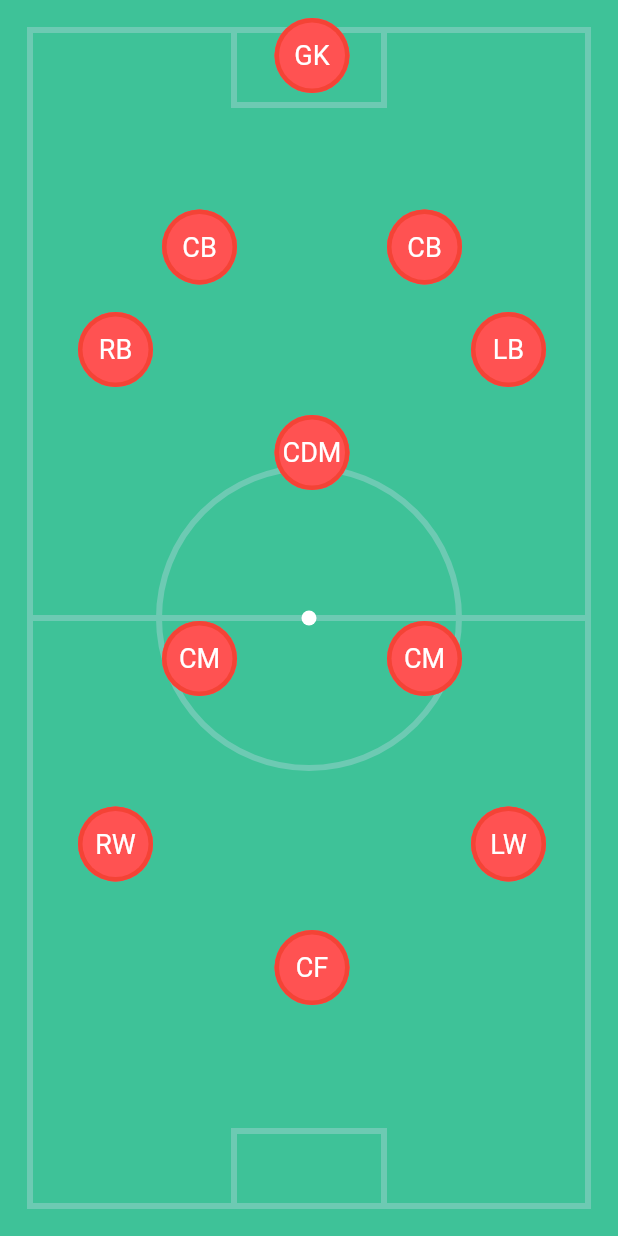
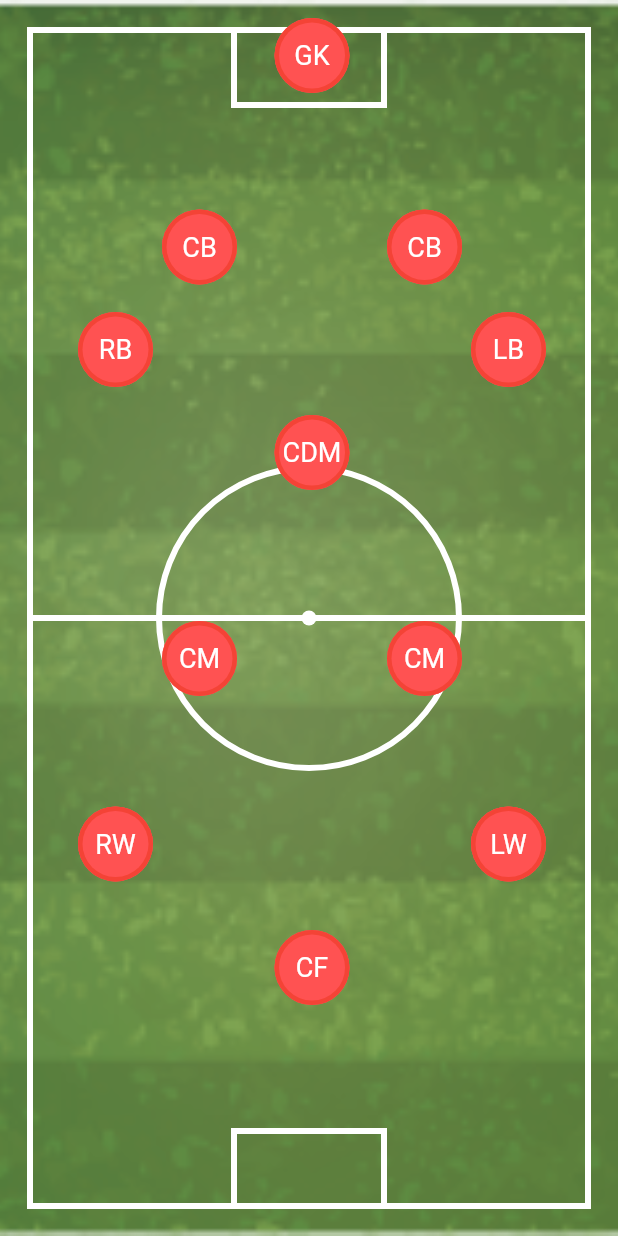
Before and after one commit to donald-88/haptics_app, a Flutter app: the screen it shows after launch, on a phone screen of 412 x 824 dp. Run offline on Flutter 3.47's test engine with Material 2 defaults, Android fonts, the phone set to English and light mode, and no system bars; drawn by our look-alikes of avatar_glow.

Commit message:
Changed pitch from a solid color to an image

```diff
--- a/lib/components/pitchPainter.dart
+++ b/lib/components/pitchPainter.dart
@@ -7,7 +7,7 @@ class PitchPainter extends CustomPainter {
     double centerY = size.height / 2;
 
     Paint paint = Paint()
-      ..color = const Color.fromARGB(255, 109, 202, 179)
+      ..color = Colors.white
       ..strokeWidth = 4
       ..style = PaintingStyle.stroke;
 
--- a/lib/screens/pitch.dart
+++ b/lib/screens/pitch.dart
@@ -11,6 +11,8 @@ class PitchSide extends StatefulWidget {
 }
 
 class _PitchSideState extends State<PitchSide> {
+
+
   @override
   Widget build(BuildContext context) {
     double width = MediaQuery.of(context).size.width;
@@ -147,7 +149,10 @@ class _PitchSideState extends State<PitchSide> {
         child: Stack(
           children: [
             Container(
-              color: const Color.fromARGB(255, 62, 194, 152),
+              decoration: BoxDecoration(
+                  image: DecorationImage(
+                      fit: BoxFit.cover,
+                      image: AssetImage('assets/pitch.png'))),
               height: height,
               width: width,
               child: CustomPaint(
--- a/pubspec.yaml
+++ b/pubspec.yaml
@@ -59,9 +59,8 @@ flutter:
   uses-material-design: true
 
   # To add assets to your application, add an assets section, like this:
-  # assets:
-  #   - images/a_dot_burr.jpeg
-  #   - images/a_dot_ham.jpeg
+  assets:
+    - assets/pitch.png
 
   # An image asset can refer to one or more resolution-specific "variants", see
   # https://flutter.dev/assets-and-images/#resolution-aware
```
Also changed, not shown: assets/pitch.png (added).
